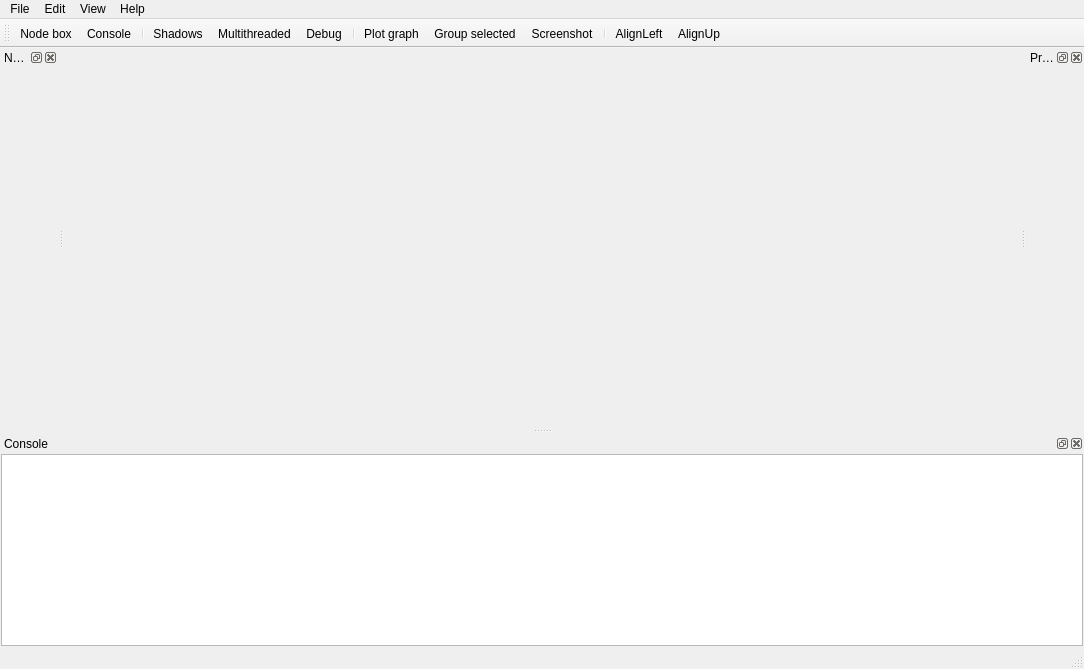
Before: the Qt Designer form GraphEditor_ui.ui in wonderworks-software/PyFlow, drawn with Qt 5.
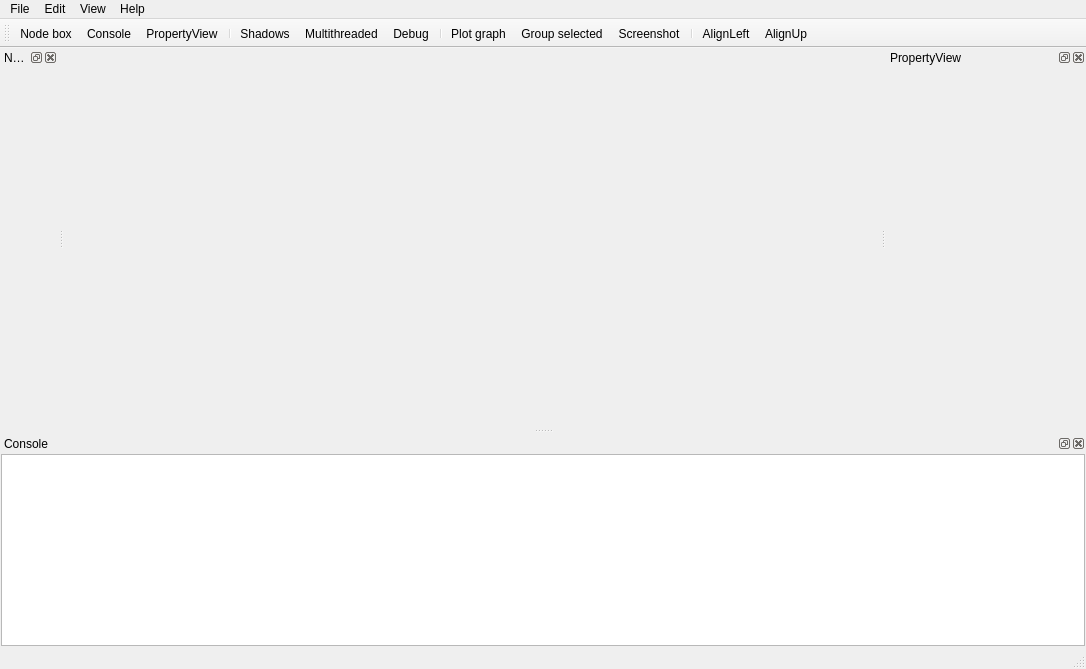
After: the same form once the commit is applied. Icons and pictures are not drawn.

The edit to the form file:
```diff
--- a/GraphEditor_ui.ui
+++ b/GraphEditor_ui.ui
@@ -6,7 +6,7 @@
    <rect>
     <x>0</x>
     <y>0</y>
-    <width>1084</width>
+    <width>1086</width>
     <height>669</height>
    </rect>
   </property>
@@ -80,8 +80,8 @@
     <rect>
      <x>0</x>
      <y>0</y>
-     <width>1084</width>
-     <height>26</height>
+     <width>1086</width>
+     <height>21</height>
     </rect>
    </property>
    <widget class="QMenu" name="menuEdit">
@@ -132,6 +132,7 @@
    </attribute>
    <addaction name="actionNode_box"/>
    <addaction name="actionConsole"/>
+   <addaction name="actionPropertyView"/>
    <addaction name="separator"/>
    <addaction name="actionShadows"/>
    <addaction name="actionMultithreaded"/>
@@ -228,6 +229,15 @@
   </widget>
   <widget class="QStatusBar" name="statusBar"/>
   <widget class="QDockWidget" name="dockWidgetNodeView">
+   <property name="minimumSize">
+    <size>
+     <width>200</width>
+     <height>100</height>
+    </size>
+   </property>
+   <property name="allowedAreas">
+    <set>Qt::LeftDockWidgetArea|Qt::RightDockWidgetArea</set>
+   </property>
    <property name="windowTitle">
     <string>PropertyView</string>
    </property>
@@ -249,7 +259,20 @@
       <number>1</number>
      </property>
      <item row="0" column="0">
-      <layout class="QGridLayout" name="PropertyViewLayout"/>
+      <layout class="QFormLayout" name="PropertiesformLayout">
+       <property name="leftMargin">
+        <number>2</number>
+       </property>
+       <property name="topMargin">
+        <number>2</number>
+       </property>
+       <property name="rightMargin">
+        <number>2</number>
+       </property>
+       <property name="bottomMargin">
+        <number>2</number>
+       </property>
+      </layout>
      </item>
     </layout>
    </widget>
@@ -413,6 +436,18 @@
     <string>Align selected nodes by the up most</string>
    </property>
   </action>
+  <action name="actionPropertyView">
+   <property name="icon">
+    <iconset resource="resources/nodes_res.qrc">
+     <normaloff>:/icons/property_icon.png</normaloff>:/icons/property_icon.png</iconset>
+   </property>
+   <property name="text">
+    <string>PropertyView</string>
+   </property>
+   <property name="toolTip">
+    <string>toggle property view</string>
+   </property>
+  </action>
  </widget>
  <resources>
   <include location="resources/nodes_res.qrc"/>
```
